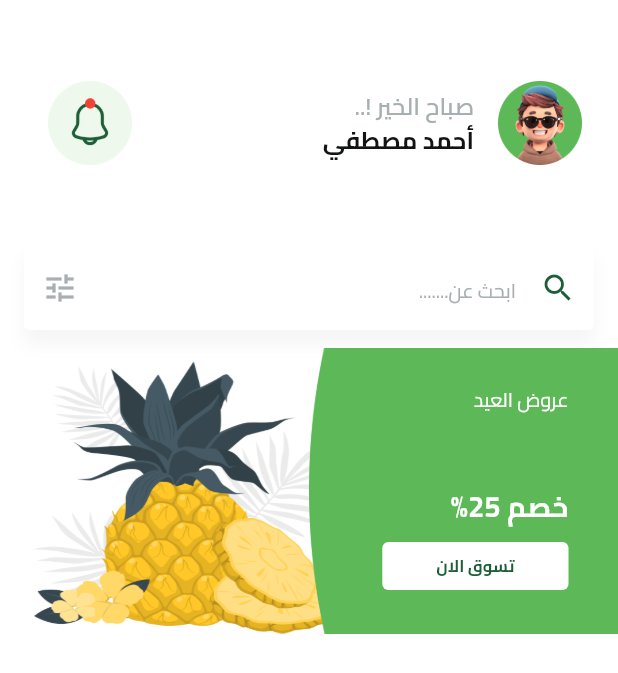
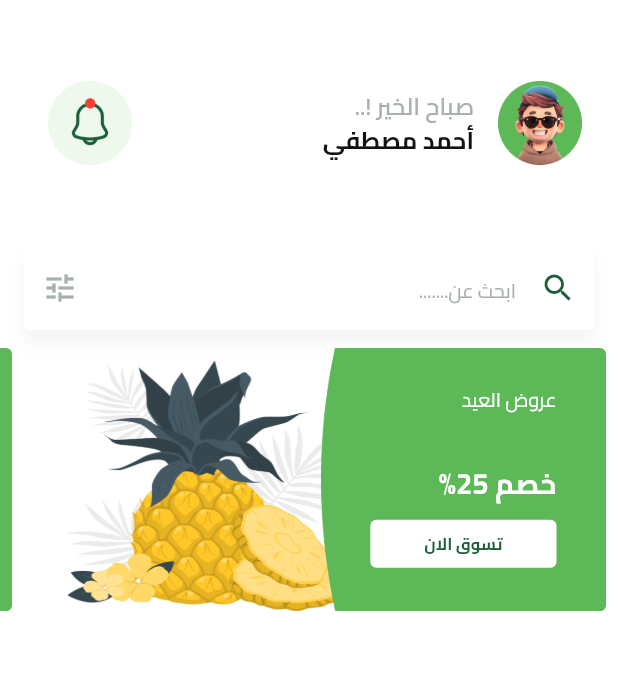
Before and after one commit to IbrahimMahmoud2023/fruits_hub, a Flutter app: the HomeView screen opened by its route, on a phone screen of 412 x 824 dp. Shown: the top 673 px of the screen. Run offline on Flutter 3.47's test engine with Material 3 defaults, Android fonts, the phone set to English and light mode, and no system bars; our stand-ins replace cloud_firestore, dartz, dots_indicator, firebase_auth, firebase_core, flutter_bloc and 5 more; missing offline and left inert: flutter_facebook_auth; accounts and stored records are empty.

Commit message:
create featured list item

```diff
--- a/lib/features/home_view/presentation/views/widgets/custom_featured_item.dart
+++ b/lib/features/home_view/presentation/views/widgets/custom_featured_item.dart
@@ -9,8 +9,10 @@ class CustomFeaturedItem extends StatelessWidget {
 
   @override
   Widget build(BuildContext context) {
-    var itemWidth = MediaQuery.of(context).size.width;
-    return SizedBox(
+    var itemWidth = MediaQuery.of(context).size.width-32;
+    return ClipRRect(
+      borderRadius: BorderRadius.circular(4),
+      child: SizedBox(
         width: itemWidth,
         child: AspectRatio(
           aspectRatio: 342 / 158,
@@ -64,6 +66,7 @@ class CustomFeaturedItem extends StatelessWidget {
             ],
           ),
         ),
+      ),
     );
   }
 }
--- /dev/null
+++ b/lib/features/home_view/presentation/views/widgets/featured_list_item.dart
@@ -0,0 +1,23 @@
+import 'package:flutter/cupertino.dart';
+import 'package:fruits_ecommerec/features/home_view/presentation/views/widgets/custom_featured_item.dart';
+
+class FeaturedListItem extends StatelessWidget {
+  const FeaturedListItem({super.key});
+
+  @override
+  Widget build(BuildContext context) {
+
+    return SingleChildScrollView(
+      scrollDirection: Axis.horizontal,
+      child: Row(
+        children: List.generate(4, (index) {
+          return Padding(
+            padding: const EdgeInsets.symmetric(horizontal: 8),
+            child: CustomFeaturedItem(),
+          );
+        },),
+      ),
+    );
+
+  }
+}
--- a/lib/features/home_view/presentation/views/widgets/home_view_body.dart
+++ b/lib/features/home_view/presentation/views/widgets/home_view_body.dart
@@ -1,5 +1,6 @@
 import 'package:flutter/material.dart';
 import 'package:fruits_ecommerec/features/home_view/presentation/views/widgets/custom_home_app_bar.dart';
+import 'package:fruits_ecommerec/features/home_view/presentation/views/widgets/featured_list_item.dart';
 
 import '../../../../../constants.dart';
 import '../../../../../core/widgets/custom_search_icon.dart';
@@ -26,7 +27,7 @@ class HomeViewBody extends StatelessWidget {
           SizedBox(
             height: 12,
           ),
-          CustomFeaturedItem(),
+          FeaturedListItem(),
         ],
       ),
     ),
```
Lines whose indentation alone changed are shown as unchanged.
